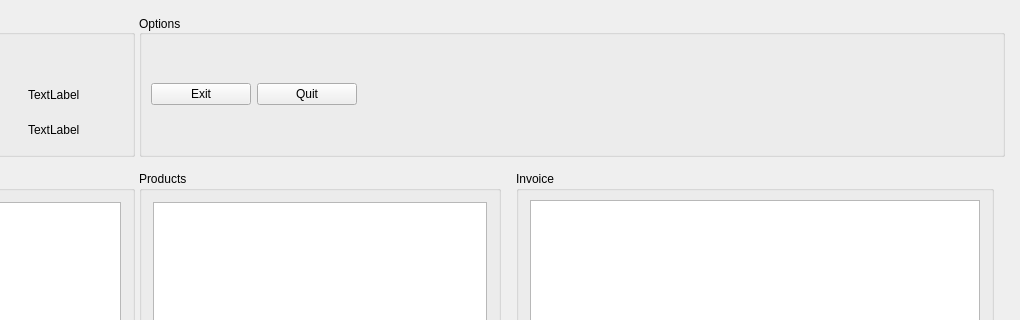
Above: penyamanager/mainwindow.ui from eguzki/penyamanager before the change; both pictures show x 180 to 1200 and y 0 to 320 of the 1200 by 900 pixel window. Below: the same form after it.
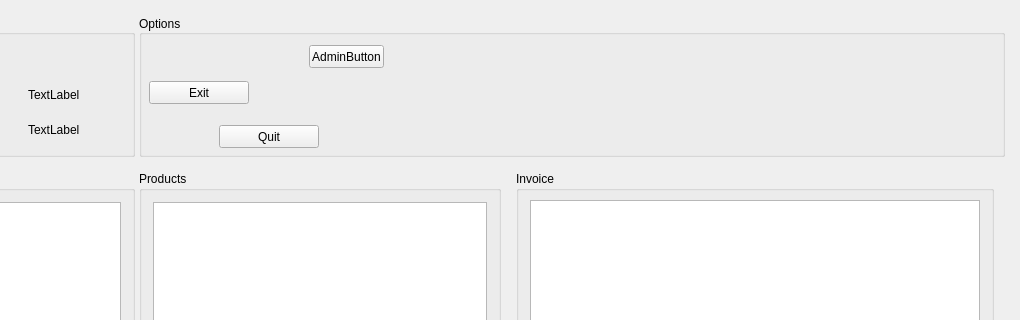
That is the form after the change.

```diff
--- a/penyamanager/mainwindow.ui
+++ b/penyamanager/mainwindow.ui
@@ -214,24 +214,46 @@
         <property name="alignment">
          <set>Qt::AlignLeading|Qt::AlignLeft|Qt::AlignVCenter</set>
         </property>
-        <layout class="QHBoxLayout" name="horizontalLayout">
-         <property name="spacing">
-          <number>6</number>
+        <widget class="QPushButton" name="quitButton">
+         <property name="geometry">
+          <rect>
+           <x>80</x>
+           <y>110</y>
+           <width>100</width>
+           <height>23</height>
+          </rect>
          </property>
-         <property name="leftMargin">
-          <number>9</number>
+         <property name="minimumSize">
+          <size>
+           <width>100</width>
+           <height>0</height>
+          </size>
          </property>
-         <property name="topMargin">
-          <number>9</number>
+         <property name="maximumSize">
+          <size>
+           <width>100</width>
+           <height>16777215</height>
+          </size>
          </property>
-         <property name="rightMargin">
-          <number>9</number>
+         <property name="text">
+          <string>Quit</string>
          </property>
-         <property name="bottomMargin">
-          <number>9</number>
-         </property>
-         <item>
+        </widget>
           <widget class="QPushButton" name="exitButton">
+         <property name="geometry">
+          <rect>
+           <x>10</x>
+           <y>66</y>
+           <width>100</width>
+           <height>23</height>
+          </rect>
+         </property>
+         <property name="sizePolicy">
+          <sizepolicy hsizetype="Ignored" vsizetype="Fixed">
+           <horstretch>0</horstretch>
+           <verstretch>0</verstretch>
+          </sizepolicy>
+         </property>
            <property name="minimumSize">
             <size>
              <width>100</width>
@@ -251,30 +273,19 @@
             <string>Exit</string>
            </property>
           </widget>
-         </item>
-         <item>
-          <widget class="QPushButton" name="quitButton">
-           <property name="minimumSize">
-            <size>
-             <width>100</width>
-             <height>0</height>
-            </size>
-           </property>
-           <property name="maximumSize">
-            <size>
-             <width>100</width>
-             <height>16777215</height>
-            </size>
+        <widget class="QPushButton" name="adminButton">
+         <property name="geometry">
+          <rect>
+           <x>170</x>
+           <y>30</y>
+           <width>75</width>
+           <height>23</height>
+          </rect>
            </property>
            <property name="text">
-            <string>Quit</string>
-           </property>
-          </widget>
-         </item>
-         <item>
-          <widget class="QWidget" name="paddingWidget" native="true"/>
-         </item>
-        </layout>
+          <string>AdminButton</string>
+         </property>
+        </widget>
        </widget>
       </item>
      </layout>
```
Lines whose indentation alone changed are shown as unchanged.
